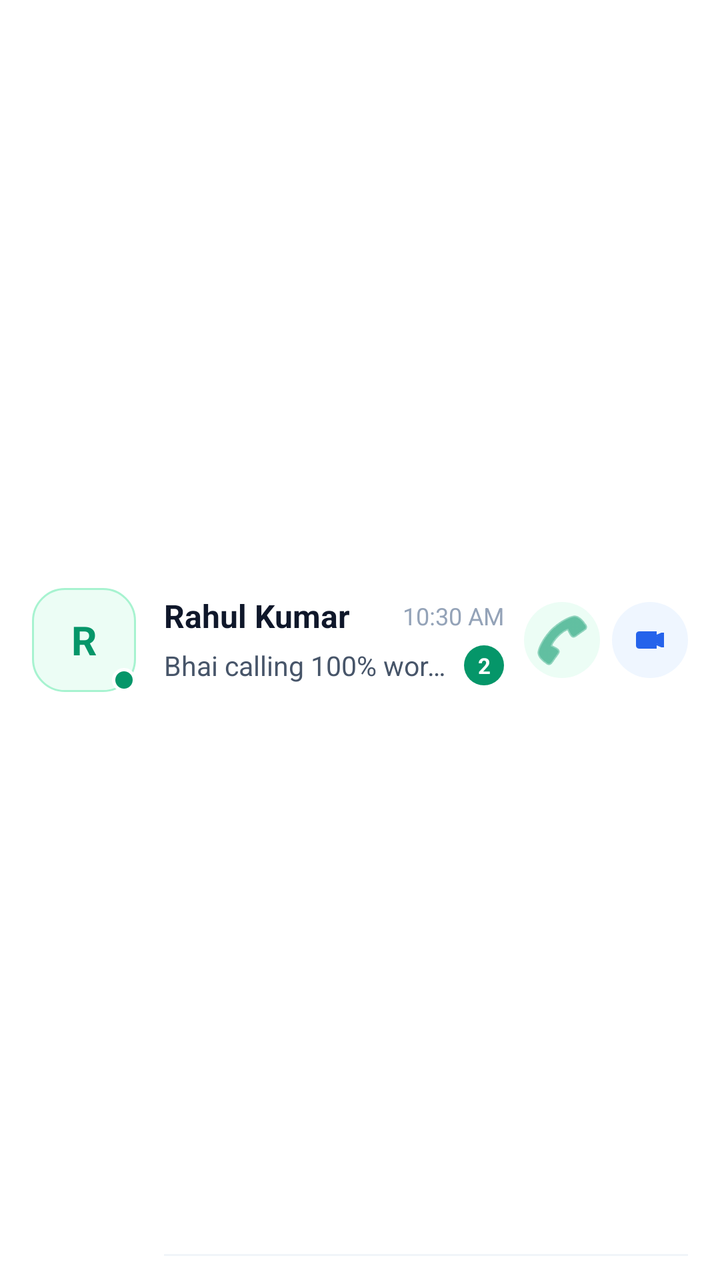
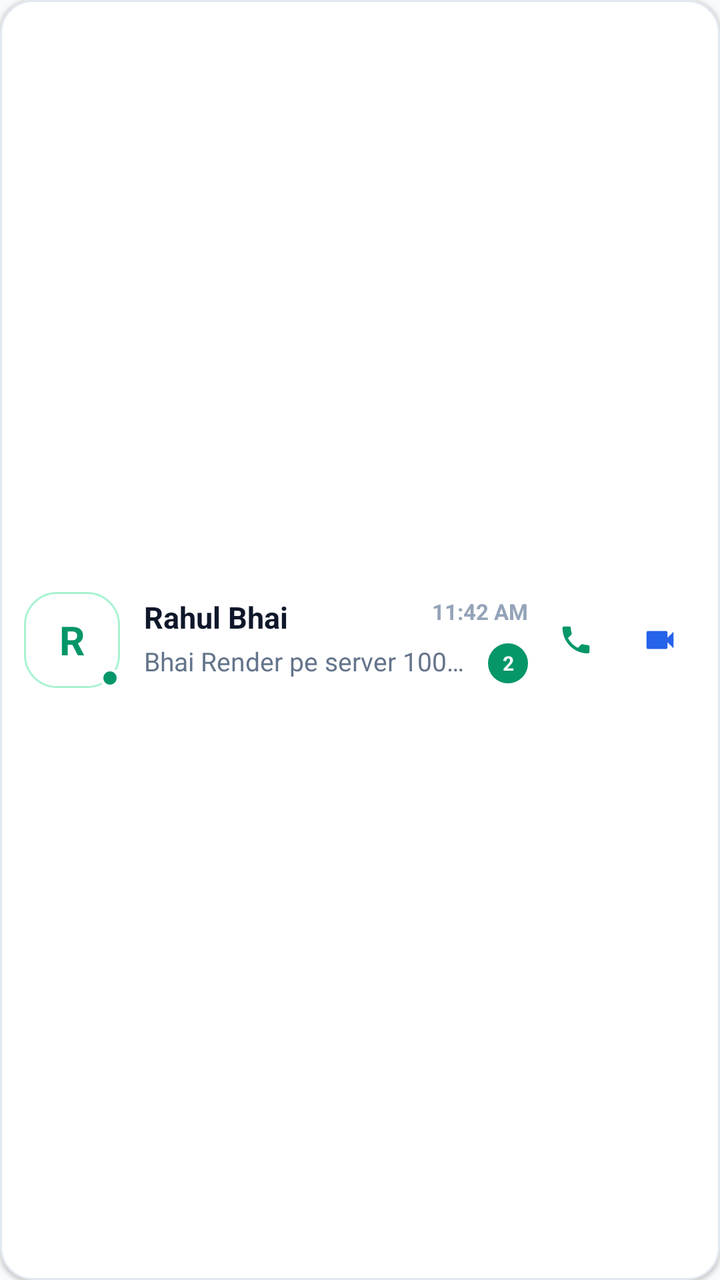

An Android layout rendered at two revisions. The XML below is the earlier revision; the diff shows what the commit changed to produce the second picture.
<!-- AndroidManifest.xml: application theme Theme.Sunao -->
<!-- res/layout/item_chat_list.xml -->
<?xml version="1.0" encoding="utf-8"?>
<RelativeLayout xmlns:android="http://schemas.android.com/apk/res/android"
    xmlns:app="http://schemas.android.com/apk/res-auto"
    android:layout_width="match_parent"
    android:layout_height="wrap_content"
    android:background="@color/card_white"
    android:foreground="?attr/selectableItemBackground"
    android:paddingHorizontal="16dp"
    android:paddingVertical="12dp">

    
    <RelativeLayout
        android:id="@+id/avatarContainer"
        android:layout_width="52dp"
        android:layout_height="52dp"
        android:layout_alignParentStart="true"
        android:layout_centerVertical="true">

        <View
            android:id="@+id/avatarBg"
            android:layout_width="52dp"
            android:layout_height="52dp"
            android:background="@drawable/bg_avatar_squircle" />

        <TextView
            android:id="@+id/tvAvatarInitial"
            android:layout_width="match_parent"
            android:layout_height="match_parent"
            android:gravity="center"
            android:textColor="@color/primary_emerald"
            android:textSize="20sp"
            android:textStyle="bold"
            android:text="R" />

        <View
            android:id="@+id/onlineIndicator"
            android:layout_width="12dp"
            android:layout_height="12dp"
            android:layout_alignParentBottom="true"
            android:layout_alignParentEnd="true"
            android:background="@drawable/bg_online_dot" />
    </RelativeLayout>

    
    <LinearLayout
        android:layout_width="match_parent"
        android:layout_height="wrap_content"
        android:layout_toEndOf="@id/avatarContainer"
        android:layout_toStartOf="@id/actionsLayout"
        android:layout_centerVertical="true"
        android:layout_marginStart="14dp"
        android:layout_marginEnd="10dp"
        android:orientation="vertical">

        
        <LinearLayout
            android:layout_width="match_parent"
            android:layout_height="wrap_content"
            android:gravity="center_vertical"
            android:orientation="horizontal">

            <TextView
                android:id="@+id/tvChatName"
                android:layout_width="0dp"
                android:layout_height="wrap_content"
                android:layout_weight="1"
                android:ellipsize="end"
                android:maxLines="1"
                android:text="Rahul Kumar"
                android:textColor="@color/text_primary"
                android:textSize="16sp"
                android:textStyle="bold" />

            <TextView
                android:id="@+id/tvTimestamp"
                android:layout_width="wrap_content"
                android:layout_height="wrap_content"
                android:layout_marginStart="6dp"
                android:text="10:30 AM"
                android:textColor="@color/text_muted"
                android:textSize="12sp" />
        </LinearLayout>

        
        <LinearLayout
            android:layout_width="match_parent"
            android:layout_height="wrap_content"
            android:layout_marginTop="4dp"
            android:gravity="center_vertical"
            android:orientation="horizontal">

            <TextView
                android:id="@+id/tvLastMessage"
                android:layout_width="0dp"
                android:layout_height="wrap_content"
                android:layout_weight="1"
                android:ellipsize="end"
                android:maxLines="1"
                android:text="Bhai calling 100% working hai!"
                android:textColor="@color/text_secondary"
                android:textSize="13.5sp" />

            <TextView
                android:id="@+id/tvUnreadBadge"
                android:layout_width="wrap_content"
                android:layout_height="20dp"
                android:minWidth="20dp"
                android:layout_marginStart="8dp"
                android:background="@drawable/bg_unread_badge"
                android:gravity="center"
                android:paddingHorizontal="6dp"
                android:text="2"
                android:textColor="@color/white"
                android:textSize="11sp"
                android:textStyle="bold" />
        </LinearLayout>
    </LinearLayout>

    
    <LinearLayout
        android:id="@+id/actionsLayout"
        android:layout_width="wrap_content"
        android:layout_height="wrap_content"
        android:layout_alignParentEnd="true"
        android:layout_centerVertical="true"
        android:orientation="horizontal">

        <ImageButton
            android:id="@+id/btnQuickAudio"
            android:layout_width="38dp"
            android:layout_height="38dp"
            android:layout_marginEnd="6dp"
            android:background="@drawable/bg_quick_action_audio"
            android:contentDescription="Audio Call"
            android:src="@android:drawable/ic_menu_call"
            app:tint="@color/primary_emerald" />

        <ImageButton
            android:id="@+id/btnQuickVideo"
            android:layout_width="38dp"
            android:layout_height="38dp"
            android:background="@drawable/bg_quick_action_video"
            android:contentDescription="Video Call"
            android:src="@android:drawable/presence_video_online"
            app:tint="@color/blue_video" />
    </LinearLayout>

    
    <View
        android:layout_width="match_parent"
        android:layout_height="1dp"
        android:layout_alignParentBottom="true"
        android:layout_marginStart="66dp"
        android:background="@color/divider" />

</RelativeLayout>
<!-- resources referenced by this layout -->
<resources>
  <color name="blue_video">#2563EB</color>
  <color name="card_white">#FFFFFF</color>
  <color name="divider">#F1F5F9</color>
  <color name="primary_emerald">#059669</color>
  <color name="text_muted">#94A3B8</color>
  <color name="text_primary">#0F172A</color>
  <color name="text_secondary">#475569</color>
  <color name="white">#FFFFFF</color>
  <!-- drawable bg_quick_action_audio (drawable) -->
  <?xml version="1.0" encoding="utf-8"?>
  <shape xmlns:android="http://schemas.android.com/apk/res/android" android:shape="oval">
      <solid android:color="@color/emerald_light" />
  </shape>
  <!-- drawable bg_unread_badge (drawable) -->
  <?xml version="1.0" encoding="utf-8"?>
  <shape xmlns:android="http://schemas.android.com/apk/res/android">
      <solid android:color="@color/primary_emerald" />
      <corners android:radius="999dp" />
  </shape>
  <style name="Theme.Sunao" parent="Theme.MaterialComponents.Light.NoActionBar">
          <item name="colorPrimary">@color/primary_emerald</item>
          <item name="colorPrimaryDark">@color/primary_emerald_dark</item>
          <item name="colorAccent">@color/primary_emerald</item>
          <item name="android:windowBackground">@color/slate_bg</item>
          <item name="android:statusBarColor">@color/primary_emerald_dark</item>
      </style>
  <color name="emerald_light">#ECFDF5</color>
  <color name="emerald_border">#A7F3D0</color>
  <color name="blue_video_light">#EFF6FF</color>
  <color name="primary_emerald_dark">#047857</color>
  <color name="slate_bg">#F8FAFC</color>
  <!-- unchanged entries left out for length: 3 -->
</resources>

<!-- the commit's change to res/layout/item_chat_list.xml (unified diff, before → after) -->
@@ -1,156 +1,174 @@
 <?xml version="1.0" encoding="utf-8"?>
-<RelativeLayout xmlns:android="http://schemas.android.com/apk/res/android"
+<LinearLayout xmlns:android="http://schemas.android.com/apk/res/android"
     xmlns:app="http://schemas.android.com/apk/res-auto"
+    android:id="@+id/chatCardRoot"
     android:layout_width="match_parent"
     android:layout_height="wrap_content"
-    android:background="@color/card_white"
-    android:foreground="?attr/selectableItemBackground"
-    android:paddingHorizontal="16dp"
-    android:paddingVertical="12dp">
+    android:layout_marginHorizontal="16dp"
+    android:layout_marginVertical="4dp"
+    android:background="@drawable/bg_card_chat"
+    android:elevation="1dp"
+    android:gravity="center_vertical"
+    android:orientation="horizontal"
+    android:padding="12dp">
 
     
-    <RelativeLayout
-        android:id="@+id/avatarContainer"
-        android:layout_width="52dp"
-        android:layout_height="52dp"
-        android:layout_alignParentStart="true"
-        android:layout_centerVertical="true">
+    <FrameLayout
+        android:layout_width="48dp"
+        android:layout_height="48dp">
 
         <View
             android:id="@+id/avatarBg"
-            android:layout_width="52dp"
-            android:layout_height="52dp"
+            android:layout_width="48dp"
+            android:layout_height="48dp"
             android:background="@drawable/bg_avatar_squircle" />
 
         <TextView
             android:id="@+id/tvAvatarInitial"
-            android:layout_width="match_parent"
-            android:layout_height="match_parent"
-            android:gravity="center"
+            android:layout_width="wrap_content"
+            android:layout_height="wrap_content"
+            android:layout_gravity="center"
+            android:text="R"
             android:textColor="@color/primary_emerald"
             android:textSize="20sp"
-            android:textStyle="bold"
-            android:text="R" />
+            android:textStyle="bold" />
 
         <View
-            android:id="@+id/onlineIndicator"
-            android:layout_width="12dp"
-            android:layout_height="12dp"
-            android:layout_alignParentBottom="true"
-            android:layout_alignParentEnd="true"
+            android:id="@+id/dotOnline"
+            android:layout_width="10dp"
+            android:layout_height="10dp"
+            android:layout_gravity="bottom|end"
             android:background="@drawable/bg_online_dot" />
-    </RelativeLayout>
+    </FrameLayout>
 
     
     <LinearLayout
-        android:layout_width="match_parent"
+        android:layout_width="0dp"
         android:layout_height="wrap_content"
-        android:layout_toEndOf="@id/avatarContainer"
-        android:layout_toStartOf="@id/actionsLayout"
-        android:layout_centerVertical="true"
-        android:layout_marginStart="14dp"
-        android:layout_marginEnd="10dp"
+        android:layout_weight="1"
+        android:layout_marginStart="12dp"
+        android:layout_marginEnd="6dp"
         android:orientation="vertical">
 
         
-        <LinearLayout
+        <RelativeLayout
             android:layout_width="match_parent"
-            android:layout_height="wrap_content"
-            android:gravity="center_vertical"
-            android:orientation="horizontal">
+            android:layout_height="wrap_content">
 
-            <TextView
-                android:id="@+id/tvChatName"
-                android:layout_width="0dp"
+            <LinearLayout
+                android:layout_width="wrap_content"
                 android:layout_height="wrap_content"
-                android:layout_weight="1"
-                android:ellipsize="end"
-                android:maxLines="1"
-                android:text="Rahul Kumar"
-                android:textColor="@color/text_primary"
-                android:textSize="16sp"
-                android:textStyle="bold" />
+                android:gravity="center_vertical"
+                android:orientation="horizontal">
+
+                <TextView
+                    android:id="@+id/tvChatName"
+                    android:layout_width="wrap_content"
+                    android:layout_height="wrap_content"
+                    android:ellipsize="end"
+                    android:maxLines="1"
+                    android:text="Rahul Bhai"
+                    android:textColor="@color/text_primary"
+                    android:textSize="15sp"
+                    android:textStyle="bold" />
+
+                <TextView
+                    android:id="@+id/tvGroupBadge"
+                    android:layout_width="wrap_content"
+                    android:layout_height="wrap_content"
+                    android:layout_marginStart="6dp"
+                    android:background="@drawable/bg_status_pill"
+                    android:paddingHorizontal="5dp"
+                    android:paddingVertical="1dp"
+                    android:text="Group"
+                    android:textColor="@color/text_secondary"
+                    android:textSize="9sp"
+                    android:textStyle="bold"
+                    android:visibility="gone" />
+            </LinearLayout>
 
             <TextView
                 android:id="@+id/tvTimestamp"
                 android:layout_width="wrap_content"
                 android:layout_height="wrap_content"
-                android:layout_marginStart="6dp"
-                android:text="10:30 AM"
+                android:layout_alignParentEnd="true"
+                android:text="11:42 AM"
                 android:textColor="@color/text_muted"
-                android:textSize="12sp" />
-        </LinearLayout>
+                android:textSize="11sp"
+                android:textStyle="bold" />
+        </RelativeLayout>
 
         
-        <LinearLayout
+        <RelativeLayout
             android:layout_width="match_parent"
             android:layout_height="wrap_content"
-            android:layout_marginTop="4dp"
-            android:gravity="center_vertical"
-            android:orientation="horizontal">
+            android:layout_marginTop="3dp">
 
-            <TextView
-                android:id="@+id/tvLastMessage"
-                android:layout_width="0dp"
+            <LinearLayout
+                android:layout_width="match_parent"
                 android:layout_height="wrap_content"
-                android:layout_weight="1"
-                android:ellipsize="end"
-                android:maxLines="1"
-                android:text="Bhai calling 100% working hai!"
-                android:textColor="@color/text_secondary"
-                android:textSize="13.5sp" />
+                android:layout_toStartOf="@id/tvUnreadBadge"
+                android:layout_marginEnd="8dp"
+                android:gravity="center_vertical"
+                android:orientation="horizontal">
+
+                <ImageView
+                    android:id="@+id/ivCheckMark"
+                    android:layout_width="14dp"
+                    android:layout_height="14dp"
+                    android:layout_marginEnd="4dp"
+                    android:src="@drawable/ic_check_double"
+                    android:visibility="gone" />
+
+                <TextView
+                    android:id="@+id/tvLastMessage"
+                    android:layout_width="wrap_content"
+                    android:layout_height="wrap_content"
+                    android:ellipsize="end"
+                    android:maxLines="1"
+                    android:text="Bhai Render pe server 100% live chal raha hai! 🔥"
+                    android:textColor="@color/text_secondary"
+                    android:textSize="13sp" />
+            </LinearLayout>
 
             <TextView
                 android:id="@+id/tvUnreadBadge"
-                android:layout_width="wrap_content"
+                android:layout_width="20dp"
                 android:layout_height="20dp"
-                android:minWidth="20dp"
-                android:layout_marginStart="8dp"
-                android:background="@drawable/bg_unread_badge"
+                android:layout_alignParentEnd="true"
+                android:background="@drawable/bg_badge_emerald"
                 android:gravity="center"
-                android:paddingHorizontal="6dp"
                 android:text="2"
                 android:textColor="@color/white"
-                android:textSize="11sp"
+                android:textSize="10sp"
                 android:textStyle="bold" />
-        </LinearLayout>
+        </RelativeLayout>
     </LinearLayout>
 
     
     <LinearLayout
-        android:id="@+id/actionsLayout"
         android:layout_width="wrap_content"
         android:layout_height="wrap_content"
-        android:layout_alignParentEnd="true"
-        android:layout_centerVertical="true"
+        android:gravity="center_vertical"
         android:orientation="horizontal">
 
         <ImageButton
             android:id="@+id/btnQuickAudio"
-            android:layout_width="38dp"
-            android:layout_height="38dp"
+            android:layout_width="36dp"
+            android:layout_height="36dp"
             android:layout_marginEnd="6dp"
             android:background="@drawable/bg_quick_action_audio"
             android:contentDescription="Audio Call"
-            android:src="@android:drawable/ic_menu_call"
-            app:tint="@color/primary_emerald" />
+            android:src="@drawable/ic_call_svg"
+            android:padding="8dp" />
 
         <ImageButton
             android:id="@+id/btnQuickVideo"
-            android:layout_width="38dp"
-            android:layout_height="38dp"
+            android:layout_width="36dp"
+            android:layout_height="36dp"
             android:background="@drawable/bg_quick_action_video"
             android:contentDescription="Video Call"
-            android:src="@android:drawable/presence_video_online"
-            app:tint="@color/blue_video" />
+            android:src="@drawable/ic_videocam_svg"
+            android:padding="8dp" />
     </LinearLayout>
-
-    
-    <View
-        android:layout_width="match_parent"
-        android:layout_height="1dp"
-        android:layout_alignParentBottom="true"
-        android:layout_marginStart="66dp"
-        android:background="@color/divider" />
-
-</RelativeLayout>
+</LinearLayout>
<!-- resource entries referenced after the edit -->
@@ -1,35 +1,84 @@
 <!-- resources referenced by this layout -->
 <resources>
-  <color name="blue_video">#2563EB</color>
   <color name="card_white">#FFFFFF</color>
-  <color name="divider">#F1F5F9</color>
+  <color name="card_border">#E2E8F0</color>
+  <color name="header_dark">#0F172A</color>
+  <color name="accent_mint">#10B981</color>
   <color name="primary_emerald">#059669</color>
   <color name="text_muted">#94A3B8</color>
   <color name="text_primary">#0F172A</color>
-  <color name="text_secondary">#475569</color>
+  <color name="text_secondary">#64748B</color>
   <color name="white">#FFFFFF</color>
+  <!-- drawable bg_badge_emerald (drawable) -->
+  <?xml version="1.0" encoding="utf-8"?>
+  <shape xmlns:android="http://schemas.android.com/apk/res/android"
+      android:shape="rectangle">
+      <solid android:color="@color/primary_emerald" />
+      <corners android:radius="10dp" />
+  </shape>
+  <!-- drawable bg_card_chat (drawable) -->
+  <?xml version="1.0" encoding="utf-8"?>
+  <shape xmlns:android="http://schemas.android.com/apk/res/android"
+      android:shape="rectangle">
+      <solid android:color="@color/card_white" />
+      <corners android:radius="16dp" />
+      <stroke android:width="1dp" android:color="@color/card_border" />
+  </shape>
   <!-- drawable bg_quick_action_audio (drawable) -->
   <?xml version="1.0" encoding="utf-8"?>
   <shape xmlns:android="http://schemas.android.com/apk/res/android" android:shape="oval">
       <solid android:color="@color/emerald_light" />
   </shape>
-  <!-- drawable bg_unread_badge (drawable) -->
+  <!-- drawable bg_status_pill (drawable) -->
   <?xml version="1.0" encoding="utf-8"?>
   <shape xmlns:android="http://schemas.android.com/apk/res/android">
-      <solid android:color="@color/primary_emerald" />
+      <solid android:color="@color/emerald_light" />
       <corners android:radius="999dp" />
   </shape>
+  <!-- drawable ic_call_svg (drawable) -->
+  <?xml version="1.0" encoding="utf-8"?>
+  <vector xmlns:android="http://schemas.android.com/apk/res/android"
+      android:width="18dp"
+      android:height="18dp"
+      android:viewportWidth="24"
+      android:viewportHeight="24">
+      <path
+          android:fillColor="#059669"
+          android:pathData="M20.01,15.38c-1.23,0 -2.42,-0.2 -3.53,-0.56 -0.35,-0.12 -0.74,-0.03 -1.02,0.24l-2.2,2.2c-2.83,-1.44 -5.15,-3.75 -6.59,-6.58l2.2,-2.21c0.28,-0.27 0.36,-0.66 0.25,-1.01C8.76,6.34 8.56,5.16 8.56,3.93 8.56,3.42 8.14,3 7.63,3H4.06C3.55,3 3,3.42 3,3.93c0,9.39 7.63,17.02 17.01,17.02 0.51,0 0.94,-0.42 0.94,-0.93v-3.64c0,-0.51 -0.43,-0.94 -0.94,-0.94z" />
+  </vector>
+  <!-- drawable ic_check_double (drawable) -->
+  <?xml version="1.0" encoding="utf-8"?>
+  <vector xmlns:android="http://schemas.android.com/apk/res/android"
+      android:width="14dp"
+      android:height="14dp"
+      android:viewportWidth="24"
+      android:viewportHeight="24">
+      <path
+          android:fillColor="#38BDF8"
+          android:pathData="M18,7l-1.41,-1.41 -6.34,6.34 1.41,1.41L18,7zm4.24,-1.41L11.66,16.17 7.41,11.93l-1.41,1.41 5.66,5.66 12,-12 -1.42,-1.41zM0.41,13.34l5.66,5.66 1.41,-1.41 -5.66,-5.66 -1.41,1.41z" />
+  </vector>
+  <!-- drawable ic_videocam_svg (drawable) -->
+  <?xml version="1.0" encoding="utf-8"?>
+  <vector xmlns:android="http://schemas.android.com/apk/res/android"
+      android:width="18dp"
+      android:height="18dp"
+      android:viewportWidth="24"
+      android:viewportHeight="24">
+      <path
+          android:fillColor="#2563EB"
+          android:pathData="M17,10.5V7c0,-0.55 -0.45,-1 -1,-1H4c-0.55,0 -1,0.45 -1,1v10c0,0.55 0.45,1 1,1h12c0.55,0 1,-0.45 1,-1v-3.5l4,4v-11l-4,4z" />
+  </vector>
   <style name="Theme.Sunao" parent="Theme.MaterialComponents.Light.NoActionBar">
           <item name="colorPrimary">@color/primary_emerald</item>
-          <item name="colorPrimaryDark">@color/primary_emerald_dark</item>
-          <item name="colorAccent">@color/primary_emerald</item>
+          <item name="colorPrimaryDark">@color/header_dark</item>
+          <item name="colorAccent">@color/accent_mint</item>
           <item name="android:windowBackground">@color/slate_bg</item>
-          <item name="android:statusBarColor">@color/primary_emerald_dark</item>
+          <item name="android:statusBarColor">@color/header_dark</item>
+          <item name="android:windowLightStatusBar">false</item>
+          <item name="android:navigationBarColor">@color/slate_bg</item>
+          <item name="android:windowLightNavigationBar">true</item>
       </style>
-  <color name="emerald_light">#ECFDF5</color>
   <color name="emerald_border">#A7F3D0</color>
-  <color name="blue_video_light">#EFF6FF</color>
-  <color name="primary_emerald_dark">#047857</color>
   <color name="slate_bg">#F8FAFC</color>
   <!-- unchanged entries left out for length: 3 -->
 </resources>
